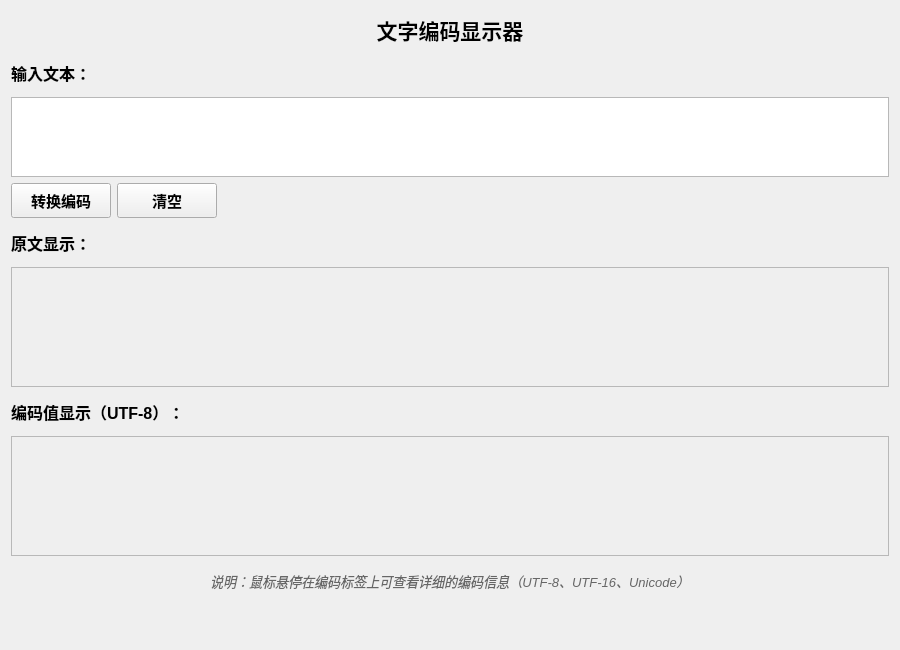
This is widget.ui in Riustina/Coder as Qt 5 draws it before an edit. The edited form follows.
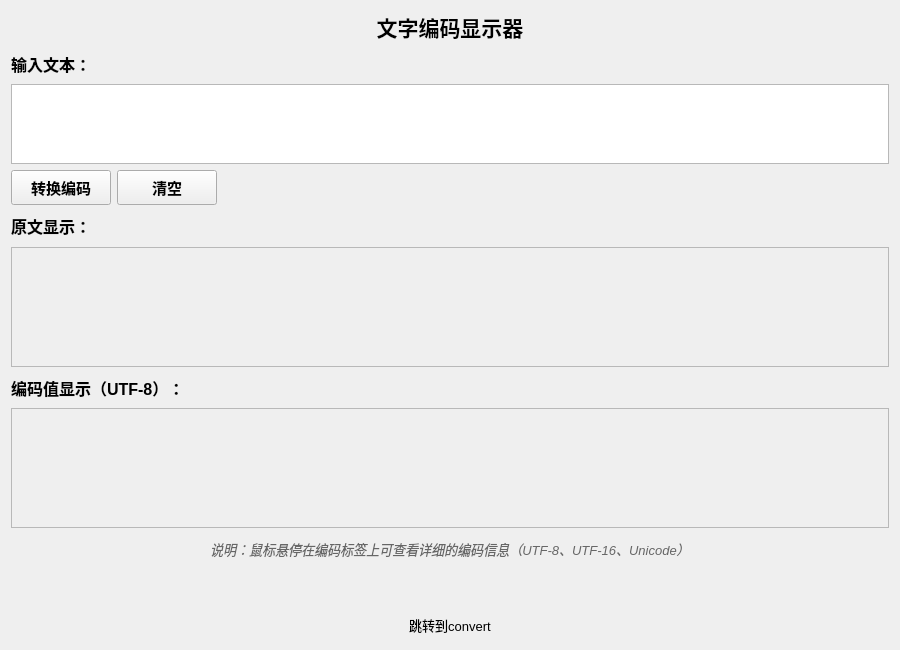
This is the edited form. Custom widgets are drawn as their Qt base class.

The edit to the form file:
```diff
--- a/widget.ui
+++ b/widget.ui
@@ -232,8 +232,30 @@
      </property>
     </spacer>
    </item>
+   <item>
+    <widget class="ClickableLabel" name="goConvertLabel">
+     <property name="font">
+      <font>
+       <pointsize>10</pointsize>
+      </font>
+     </property>
+     <property name="text">
+      <string>跳转到convert</string>
+     </property>
+     <property name="alignment">
+      <set>Qt::AlignmentFlag::AlignCenter</set>
+     </property>
+    </widget>
+   </item>
   </layout>
  </widget>
+ <customwidgets>
+  <customwidget>
+   <class>ClickableLabel</class>
+   <extends>QLabel</extends>
+   <header>clickablelabel.h</header>
+  </customwidget>
+ </customwidgets>
  <resources/>
  <connections/>
 </ui>
```
